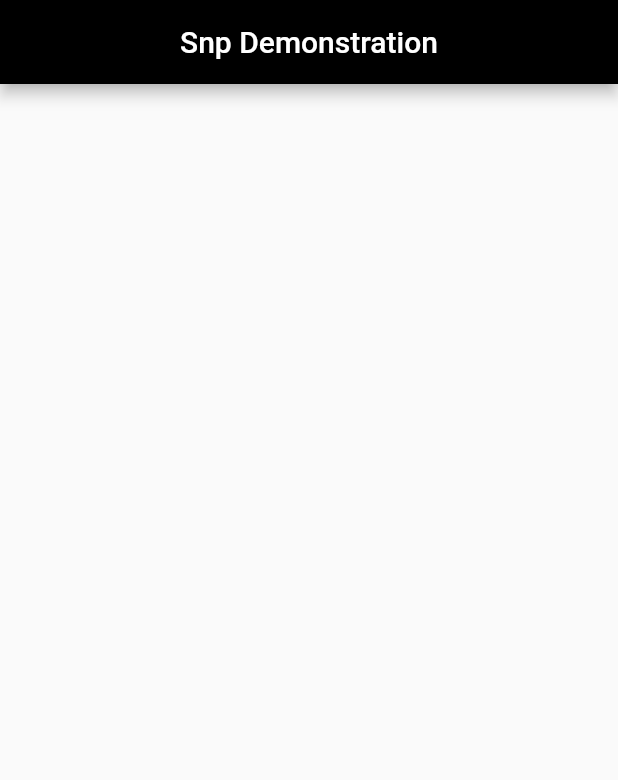
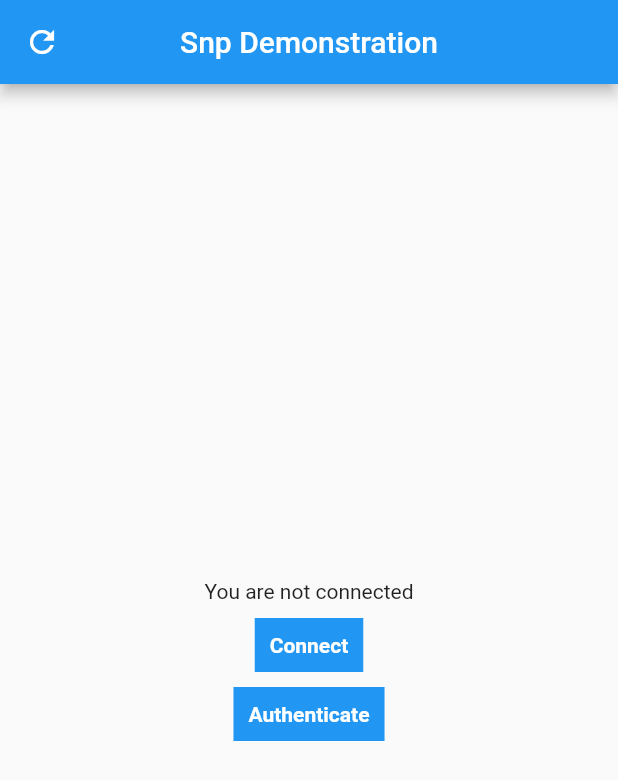
Before and after one commit to MrJoshE/snp-project, a Flutter app: the screen it shows after launch, on a phone screen of 412 x 824 dp. Shown: the top 780 px of the screen. Run offline on Flutter 3.47's test engine with Material 2 defaults, Android fonts, the phone set to English and light mode, and no system bars; our stand-ins replace flutter_bloc, get_it.

Commit message:
Added flutter application using protocol

```diff
--- a/snp-client/lib/abstract/snp_client.dart
+++ b/snp-client/lib/abstract/snp_client.dart
@@ -1,3 +1,6 @@
+import 'dart:async';
+import 'dart:typed_data';
+
 import 'package:snp_shared/snp_shared.dart';
 
 /// Definition of the [SnpClient] that will be used for sending proxied requests to an [SnpServer]
@@ -41,4 +44,6 @@ abstract class SnpClient {
   /// Boolean getter that represents whether the SnpClient successfully connected to the
   /// proxy server or not.
   bool get hasInitialized;
+
+  Stream<Uint8List>? get socketEventStream;
 }
--- a/snp-server/lib/snp_server_impl.dart
+++ b/snp-server/lib/snp_server_impl.dart
@@ -50,6 +50,8 @@ class SnpServerImpl extends SnpServer {
   void onConnect(Socket socket) {
     _connectedSockets[socket.address] = SnpConnectedSocket(socket: socket);
 
+    print(_connectedSockets);
+
     socket.write(json.encode(SnpResponse(
       id: 'ack',
       success: true,
--- /dev/null
+++ b/snp_view/lib/abstract/snp_server_status.dart
@@ -0,0 +1,6 @@
+class SnpServerStatus {
+  final bool connected;
+  final bool authenticated;
+
+  const SnpServerStatus({required this.connected, required this.authenticated});
+}
--- /dev/null
+++ b/snp_view/lib/app_config.dart
@@ -0,0 +1,5 @@
+class AppConfig {
+  String get apiAuthToken => 'josh';
+
+  String get proxyServerAddress => 'localhost';
+}
--- a/snp_view/lib/main.dart
+++ b/snp_view/lib/main.dart
@@ -1,9 +1,14 @@
 import 'package:flutter/material.dart';
+import 'package:snp_shared/responses/responses.dart';
+import 'package:snp_view/injection.dart';
 
 import 'view/home_page.dart';
 
-void main() {
+Future<void> main() async {
   WidgetsFlutterBinding.ensureInitialized();
+  await setupInjection();
+
+  SnpResponseHandler.isLogging = false;
   runApp(const App());
 }
 
@@ -12,6 +17,9 @@ class App extends StatelessWidget {
 
   @override
   Widget build(BuildContext context) {
-    return MaterialApp(home: HomePage());
+    return const MaterialApp(
+      home: HomePage(),
+      debugShowCheckedModeBanner: false,
+    );
   }
 }
--- /dev/null
+++ b/snp_view/lib/model/snp_service.dart
@@ -0,0 +1,39 @@
+import 'dart:async';
+
+import 'package:snp_shared/snp_shared.dart';
+import 'package:snp_view/abstract/snp_server_status.dart';
+import 'package:snp_view/model/api_client.dart';
+
+class OnSnpServerStatusChange {
+  final SnpServerStatus status;
+  OnSnpServerStatusChange(this.status);
+}
+
+class SnpService {
+  final ApiClient _client;
+  final StreamController<OnSnpServerStatusChange> _clientController = StreamController.broadcast();
+
+  Stream<OnSnpServerStatusChange> get clientChangesStream => _clientController.stream;
+
+  bool get hasInitialized => _client.client.hasInitialized;
+
+  SnpService(this._client);
+
+  Future<DataResponse<SnpServerStatus>> initialize() async {
+    try {
+      await _client.client.initialize();
+      return DataResponse.success(const SnpServerStatus(authenticated: false, connected: true));
+    } catch (e) {
+      return DataResponse.failure(e.toString());
+    }
+  }
+
+  Future<DataResponse<SnpServerStatus>> authenticate() async {
+    try {
+      await _client.client.authenticate();
+      return DataResponse.success(const SnpServerStatus(authenticated: true, connected: true));
+    } catch (e) {
+      return DataResponse.failure(e.toString());
+    }
+  }
+}
--- a/snp_view/lib/state/home_page_cubit.dart
+++ b/snp_view/lib/state/home_page_cubit.dart
@@ -1,9 +1,64 @@
+import 'dart:async';
+
 import 'package:flutter_bloc/flutter_bloc.dart';
+import 'package:snp_view/model/snp_service.dart';
 
-class HomePageCubit extends Cubit<void> {
-  HomePageCubit() : super(null);
+enum ConnectionStatus { initial, loading, failed }
 
-  Future authenticate() async {}
+class HomePageState {
+  final ConnectionStatus connectionStatus;
+  final bool connected;
+  final bool authenticated;
+  final String? failure;
+
+  const HomePageState.initial()
+      : connectionStatus = ConnectionStatus.initial,
+        authenticated = false,
+        connected = false,
+        failure = null;
+  const HomePageState.connected()
+      : connectionStatus = ConnectionStatus.initial,
+        authenticated = false,
+        connected = true,
+        failure = null;
+  const HomePageState.loading()
+      : connectionStatus = ConnectionStatus.loading,
+        authenticated = false,
+        connected = false,
+        failure = null;
+  HomePageState.failed({required this.connected, required this.authenticated, required this.failure})
+      : connectionStatus = ConnectionStatus.failed;
+  const HomePageState.authenticated()
+      : connectionStatus = ConnectionStatus.initial,
+        authenticated = true,
+        connected = true,
+        failure = null;
+}
+
+class HomePageCubit extends Cubit<HomePageState> {
+  final SnpService _service;
+  HomePageCubit(this._service)
+      : super(!_service.hasInitialized ? const HomePageState.initial() : const HomePageState.connected());
+
+  Future connect() async {
+    emit(const HomePageState.loading());
+    final response = await _service.initialize();
+    emit(response.isSuccessful
+        ? const HomePageState.connected()
+        : HomePageState.failed(connected: false, authenticated: false, failure: response.failure!));
+  }
+
+  Future authenticate() async {
+    emit(const HomePageState.loading());
+    final response = await _service.authenticate();
+    emit(response.isSuccessful
+        ? const HomePageState.authenticated()
+        : HomePageState.failed(connected: false, authenticated: false, failure: response.failure!));
+  }
 
   Future send() async {}
+
+  void reset() {
+    emit(const HomePageState.initial());
+  }
 }
--- /dev/null
+++ b/snp_view/lib/view/app_blocking_loading_view.dart
@@ -0,0 +1,29 @@
+import 'package:flutter/material.dart';
+
+class AppBlockingLoadingView extends StatelessWidget {
+  final bool isBlocking;
+  final Widget child;
+  const AppBlockingLoadingView({
+    required this.isBlocking,
+    required this.child,
+    Key? key,
+  }) : super(key: key);
+
+  @override
+  Widget build(BuildContext context) {
+    return Stack(children: [
+      child,
+      if (isBlocking) ...[
+        ModalBarrier(
+          color: Colors.white.withOpacity(0.8),
+          dismissible: false,
+        ),
+        const SafeArea(
+          child: Center(
+            child: CircularProgressIndicator(),
+          ),
+        ),
+      ]
+    ]);
+  }
+}
--- a/snp_view/lib/view/home_page.dart
+++ b/snp_view/lib/view/home_page.dart
@@ -1,6 +1,8 @@
 import 'package:flutter/material.dart';
 import 'package:flutter_bloc/flutter_bloc.dart';
+import 'package:snp_view/view/app_blocking_loading_view.dart';
 
+import '../injection.dart';
 import '../state/home_page_cubit.dart';
 
 class HomePage extends StatelessWidget {
@@ -9,7 +11,7 @@ class HomePage extends StatelessWidget {
   @override
   Widget build(BuildContext context) {
     return BlocProvider(
-      create: (context) => HomePageCubit(),
+      create: (context) => locator<HomePageCubit>(),
       child: const HomePageView(),
     );
   }
@@ -23,14 +25,71 @@ class HomePageView extends StatelessWidget {
     return Scaffold(
       appBar: AppBar(
         centerTitle: true,
-        backgroundColor: Colors.black,
+        backgroundColor: Theme.of(context).primaryColor,
         title: const Text('Snp Demonstration', style: TextStyle(color: Colors.white)),
+        leading: IconButton(
+          icon: const Icon(Icons.refresh),
+          onPressed: () => context.read<HomePageCubit>().reset(),
+        ),
       ),
-      body: BlocBuilder<HomePageCubit, void>(
+      body: BlocConsumer<HomePageCubit, HomePageState>(
+        listener: (context, state) {
+          if (state.connectionStatus == ConnectionStatus.failed) {
+            ScaffoldMessenger.of(context).showSnackBar(SnackBar(
+              content: Text(
+                state.failure!,
+                textAlign: TextAlign.center,
+              ),
+            ));
+          }
+        },
         builder: (context, state) {
-          return Center(
-            child: Column(
-              children: [],
+          final isLoading = state.connectionStatus == ConnectionStatus.loading;
+
+          return AppBlockingLoadingView(
+            isBlocking: isLoading,
+            child: Center(
+              child: Column(
+                mainAxisAlignment: MainAxisAlignment.center,
+                children: [
+                  Text(state.authenticated
+                      ? 'You are authenticated '
+                      : state.connected
+                          ? 'You are connected!'
+                          : 'You are not connected'),
+                  const SizedBox(height: 10),
+                  InkWell(
+                    child: Container(
+                      padding: const EdgeInsets.all(10),
+                      decoration: BoxDecoration(
+                        color: Theme.of(context).primaryColor,
+                      ),
+                      child: const Text('Connect', style: TextStyle(fontWeight: FontWeight.bold, color: Colors.white)),
+                    ),
+                    onTap: !isLoading
+                        ? () {
+                            context.read<HomePageCubit>().connect();
+                          }
+                        : null,
+                  ),
+                  const SizedBox(height: 10),
+                  InkWell(
+                    child: Container(
+                      padding: const EdgeInsets.all(10),
+                      decoration: BoxDecoration(
+                        color: Theme.of(context).primaryColor,
+                      ),
+                      child: const Text('Authenticate',
+                          style: TextStyle(fontWeight: FontWeight.bold, color: Colors.white)),
+                    ),
+                    onTap: !isLoading
+                        ? () {
+                            context.read<HomePageCubit>().authenticate();
+                          }
+                        : null,
+                  )
+                ],
+              ),
             ),
           );
         },
--- a/snp_view/pubspec.yaml
+++ b/snp_view/pubspec.yaml
@@ -16,6 +16,8 @@ dependencies:
   cupertino_icons: ^1.0.2
   flutter_bloc:
   get_it:
+  snp_shared:
+    path: '../snp-shared'
   snp_client:
     path: '../snp-client'
 
```
Also changed, not shown: snp-client/lib/snp_client_impl.dart (+11 -8 lines), snp-shared/lib/responses/data_response.dart (+3 -5 lines), snp_view/lib/injection.dart (+9 -1 lines), snp_view/lib/model/api_client.dart (added, +17 -0 lines), snp_view/pubspec.lock.
